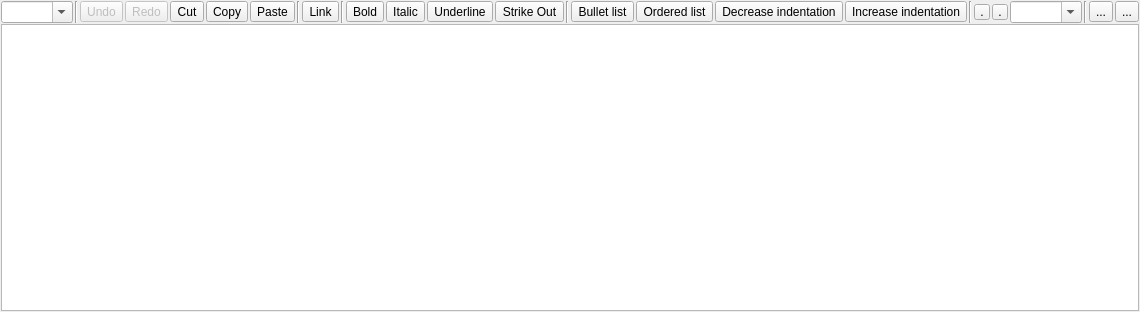
Before: the Qt Designer form mrichtextedit.ui in orgnnice/OrgNNice, drawn with Qt 5.
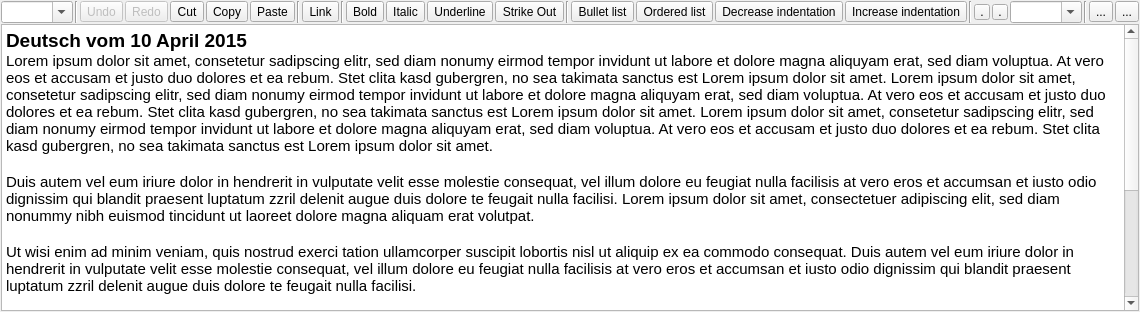
After: the same form once the commit is applied. Icons and pictures are not drawn. Custom widgets are drawn as their Qt base class.

```diff
--- a/mrichtextedit.ui
+++ b/mrichtextedit.ui
@@ -577,6 +577,24 @@
      <property name="tabChangesFocus">
       <bool>true</bool>
      </property>
+     <property name="html">
+      <string>&lt;!DOCTYPE HTML PUBLIC &quot;-//W3C//DTD HTML 4.0//EN&quot; &quot;http://www.w3.org/TR/REC-html40/strict.dtd&quot;&gt;
+&lt;html&gt;&lt;head&gt;&lt;meta name=&quot;qrichtext&quot; content=&quot;1&quot; /&gt;&lt;style type=&quot;text/css&quot;&gt;
+p, li { white-space: pre-wrap; }
+&lt;/style&gt;&lt;/head&gt;&lt;body style=&quot; font-family:'MS Shell Dlg 2'; font-size:8.25pt; font-weight:400; font-style:normal;&quot;&gt;
+&lt;p style=&quot; margin-top:0px; margin-bottom:0px; margin-left:0px; margin-right:0px; -qt-block-indent:0; text-indent:0px;&quot;&gt;&lt;span style=&quot; font-size:14pt; font-weight:600;&quot;&gt;Deutsch vom 10 April 2015&lt;/span&gt;&lt;/p&gt;
+&lt;p style=&quot; margin-top:0px; margin-bottom:0px; margin-left:0px; margin-right:0px; -qt-block-indent:0; text-indent:0px;&quot;&gt;&lt;span style=&quot; font-size:11pt;&quot;&gt;Lorem ipsum dolor sit amet, consetetur sadipscing elitr, sed diam nonumy eirmod tempor invidunt ut labore et dolore magna aliquyam erat, sed diam voluptua. At vero eos et accusam et justo duo dolores et ea rebum. Stet clita kasd gubergren, no sea takimata sanctus est Lorem ipsum dolor sit amet. Lorem ipsum dolor sit amet, consetetur sadipscing elitr, sed diam nonumy eirmod tempor invidunt ut labore et dolore magna aliquyam erat, sed diam voluptua. At vero eos et accusam et justo duo dolores et ea rebum. Stet clita kasd gubergren, no sea takimata sanctus est Lorem ipsum dolor sit amet. Lorem ipsum dolor sit amet, consetetur sadipscing elitr, sed diam nonumy eirmod tempor invidunt ut labore et dolore magna aliquyam erat, sed diam voluptua. At vero eos et accusam et justo duo dolores et ea rebum. Stet clita kasd gubergren, no sea takimata sanctus est Lorem ipsum dolor sit amet.   &lt;/span&gt;&lt;/p&gt;
+&lt;p style=&quot;-qt-paragraph-type:empty; margin-top:0px; margin-bottom:0px; margin-left:0px; margin-right:0px; -qt-block-indent:0; text-indent:0px; font-size:11pt;&quot;&gt;&lt;br /&gt;&lt;/p&gt;
+&lt;p style=&quot; margin-top:0px; margin-bottom:0px; margin-left:0px; margin-right:0px; -qt-block-indent:0; text-indent:0px;&quot;&gt;&lt;span style=&quot; font-size:11pt;&quot;&gt;Duis autem vel eum iriure dolor in hendrerit in vulputate velit esse molestie consequat, vel illum dolore eu feugiat nulla facilisis at vero eros et accumsan et iusto odio dignissim qui blandit praesent luptatum zzril delenit augue duis dolore te feugait nulla facilisi. Lorem ipsum dolor sit amet, consectetuer adipiscing elit, sed diam nonummy nibh euismod tincidunt ut laoreet dolore magna aliquam erat volutpat.   &lt;/span&gt;&lt;/p&gt;
+&lt;p style=&quot;-qt-paragraph-type:empty; margin-top:0px; margin-bottom:0px; margin-left:0px; margin-right:0px; -qt-block-indent:0; text-indent:0px; font-size:11pt;&quot;&gt;&lt;br /&gt;&lt;/p&gt;
+&lt;p style=&quot; margin-top:0px; margin-bottom:0px; margin-left:0px; margin-right:0px; -qt-block-indent:0; text-indent:0px;&quot;&gt;&lt;span style=&quot; font-size:11pt;&quot;&gt;Ut wisi enim ad minim veniam, quis nostrud exerci tation ullamcorper suscipit lobortis nisl ut aliquip ex ea commodo consequat. Duis autem vel eum iriure dolor in hendrerit in vulputate velit esse molestie consequat, vel illum dolore eu feugiat nulla facilisis at vero eros et accumsan et iusto odio dignissim qui blandit praesent luptatum zzril delenit augue duis dolore te feugait nulla facilisi.   &lt;/span&gt;&lt;/p&gt;
+&lt;p style=&quot;-qt-paragraph-type:empty; margin-top:0px; margin-bottom:0px; margin-left:0px; margin-right:0px; -qt-block-indent:0; text-indent:0px; font-size:11pt;&quot;&gt;&lt;br /&gt;&lt;/p&gt;
+&lt;p style=&quot; margin-top:0px; margin-bottom:0px; margin-left:0px; margin-right:0px; -qt-block-indent:0; text-indent:0px;&quot;&gt;&lt;span style=&quot; font-size:11pt;&quot;&gt;Nam liber tempor cum soluta nobis eleifend option congue nihil imperdiet doming id quod mazim placerat facer possim assum. Lorem ipsum dolor sit amet, consectetuer adipiscing elit, sed diam nonummy nibh euismod tincidunt ut laoreet dolore magna aliquam erat volutpat. Ut wisi enim ad minim veniam, quis nostrud exerci tation ullamcorper suscipit lobortis nisl ut aliquip ex ea commodo consequat.   &lt;/span&gt;&lt;/p&gt;
+&lt;p style=&quot;-qt-paragraph-type:empty; margin-top:0px; margin-bottom:0px; margin-left:0px; margin-right:0px; -qt-block-indent:0; text-indent:0px; font-size:11pt;&quot;&gt;&lt;br /&gt;&lt;/p&gt;
+&lt;p style=&quot; margin-top:0px; margin-bottom:0px; margin-left:0px; margin-right:0px; -qt-block-indent:0; text-indent:0px;&quot;&gt;&lt;span style=&quot; font-size:11pt;&quot;&gt;Duis autem vel eum iriure dolor in hendrerit in vulputate velit esse molestie consequat, vel illum dolore eu feugiat nulla facilisis.   &lt;/span&gt;&lt;/p&gt;
+&lt;p style=&quot;-qt-paragraph-type:empty; margin-top:0px; margin-bottom:0px; margin-left:0px; margin-right:0px; -qt-block-indent:0; text-indent:0px; font-size:11pt;&quot;&gt;&lt;br /&gt;&lt;/p&gt;
+&lt;p style=&quot; margin-top:0px; margin-bottom:0px; margin-left:0px; margin-right:0px; -qt-block-indent:0; text-indent:0px;&quot;&gt;&lt;span style=&quot; font-size:11pt;&quot;&gt;At vero eos et accusam et justo duo dolores et ea rebum. Stet clita kasd gubergren, no sea takimata sanctus est Lorem ipsum dolor sit amet. Lorem ipsum dolor sit amet, consetetur sadipscing elitr, sed diam nonumy eirmod tempor invidunt ut labore et dolore magna aliquyam erat, sed diam voluptua. At vero eos et accusam et justo duo dolores et ea rebum. Stet clita kasd gubergren, no sea takimata sanctus est Lorem ipsum dolor sit amet. Lorem ipsum dolor sit amet, consetetur sadipscing elitr, At accusam aliquyam diam diam dolore dolores duo eirmod eos erat, et nonumy sed tempor et et invidunt justo labore Stet clita ea et gubergren, kasd magna no rebum. sanctus sea sed takimata ut vero voluptua. est Lorem ipsum dolor sit amet. Lorem ipsum dolor sit amet, consetetur&lt;/span&gt;&lt;/p&gt;&lt;/body&gt;&lt;/html&gt;</string>
+     </property>
     </widget>
    </item>
   </layout>
```
Left out of the diff: 33 changed lines with no effect on the pictures.
